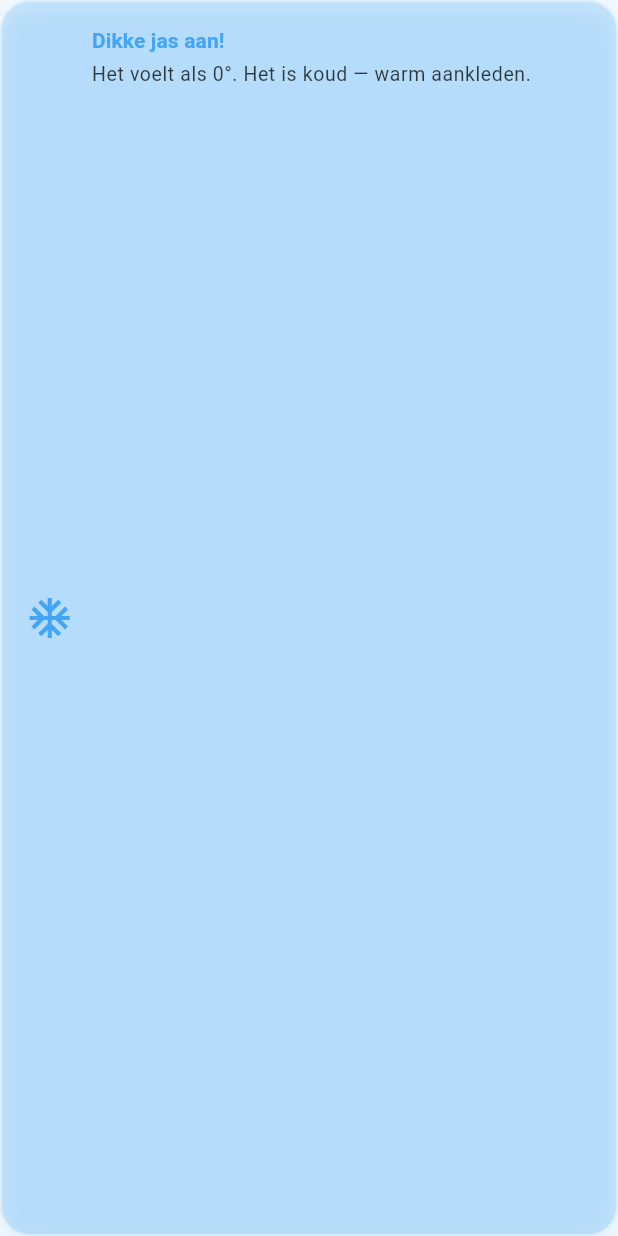
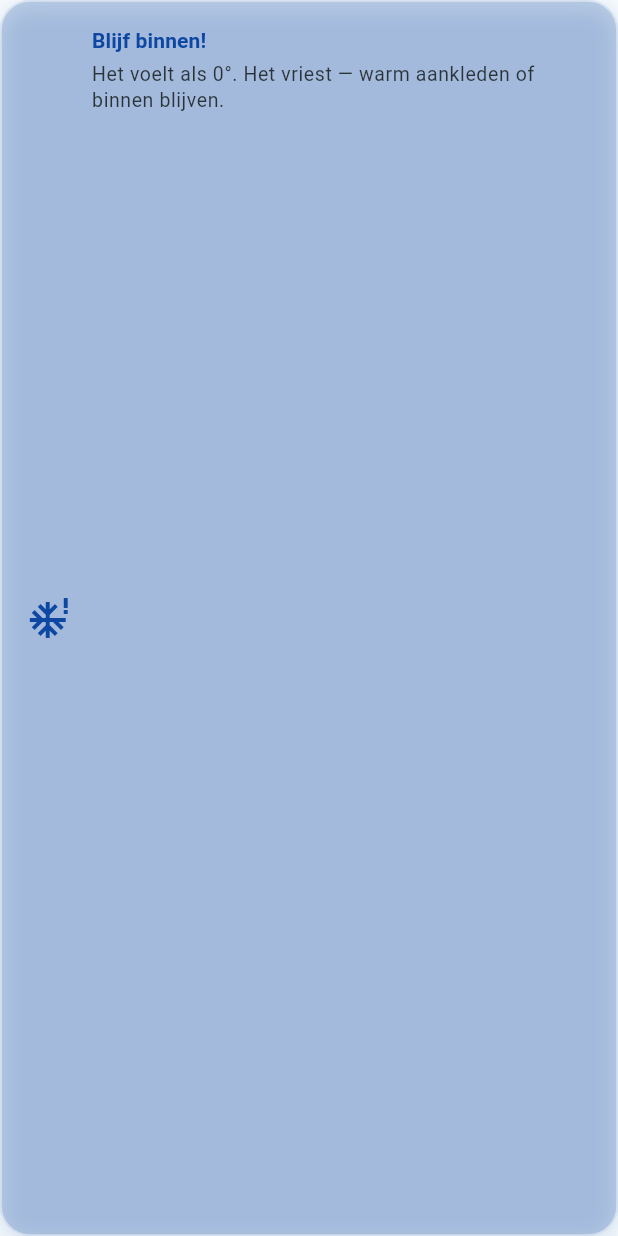
Before and after one commit to danield76799/Weerapp, a Flutter app: the JasAdviceCard widget shown alone on an empty page, opened directly with empty values, on a phone screen of 412 x 824 dp. Run offline on Flutter 3.47's test engine with Material 3 defaults, Android fonts, the phone set to English and light mode, and no system bars; our stand-ins replace dio, flutter_local_notifications, flutter_map, flutter_timezone, geocoding, geolocator and 3 more; missing offline and left inert: home_widget; accounts and stored records are empty.

Commit message:
fix: implement UX refinements (capitalization, contrast, and alignment fixes)

```diff
--- /dev/null
+++ b/lib/utils/string_extensions.dart
@@ -0,0 +1,9 @@
+import 'package:flutter/material.dart';
+
+extension StringExtensions on String {
+  /// Maakt de eerste letter van een string een hoofdletter
+  String capitalize() {
+    if (this.isEmpty) return this;
+    return this[0].toUpperCase() + this.substring(1);
+  }
+}
--- a/lib/widgets/current_weather_card.dart
+++ b/lib/widgets/current_weather_card.dart
@@ -1,8 +1,9 @@
 import 'package:flutter/material.dart';
 
 import '../models/weather.dart';
-import '../utils/sky_gradient.dart';
+import '../utils/string_extensions.dart';
 import '../utils/weather_utils.dart';
+
 
 class CurrentWeatherCard extends StatelessWidget {
   final CurrentWeather current;
@@ -88,7 +89,7 @@ class CurrentWeatherCard extends StatelessWidget {
                       ),
                       const SizedBox(height: 4),
                       Text(
-                        current.weatherDescription,
+                        current.weatherDescription.capitalize(),
                         style: const TextStyle(
                           fontSize: 18,
                           color: Colors.white,
@@ -159,9 +160,9 @@ class CurrentWeatherCard extends StatelessWidget {
                 child: Text(
                   uv.advice,
                   style: const TextStyle(
-                    color: Colors.white70,
-                    fontStyle: FontStyle.italic,
+                    color: Colors.white,
                     fontSize: 13,
+                    fontWeight: FontWeight.w400,
                   ),
                 ),
               ),
@@ -272,7 +273,7 @@ class _DetailChip extends StatelessWidget {
                     label,
                     style: TextStyle(fontSize: 11, color: Colors.white.withAlpha(200)),
                     maxLines: 1,
-                    overflow: TextOverflow.ellipsis,
+                    overflow: TextOverflow.fade, // Subtieler dan ellipsis voor korte chips
                   ),
                 ),
               ],
--- a/lib/widgets/jas_advice_card.dart
+++ b/lib/widgets/jas_advice_card.dart
@@ -72,51 +72,39 @@ class JasAdviceCard extends StatelessWidget {
     final temp = current.feelsLike;
     final rain = nextHours.any((h) => h.precipitation != null && h.precipitation! > 0.1);
 
+    // Helper om titels consistent te houden
+    String formatTitle(String t) => t;
+
     if (temp >= 27) {
       return (
         title: 'Kan ik zonder jas? Ja!',
-        body: 'Het voelt als ${temp.toStringAsFixed(0)}° en het blijft ${rain ? 'niet' : 'droog'}. Je jas kan thuisblijven. Tropisch trouwens, je deodorant draagt overuren.',
-        icon: Icons.thermostat,
-        color: const Color(0xFFFF9800),
+        body: 'Het voelt als ${temp.toStringAsFixed(0)}° en het blijft ${rain ? 'niet' : 'droog'}. Je jas kan thuisblijven.',
+        icon: Icons.wb_sunny,
+        color: const Color(0xFFE65100), // Donkerder oranje voor contrast
       );
     }
     if (temp >= 20) {
       return (
         title: 'Kan ik zonder jas? Ja',
         body: 'Het voelt als ${temp.toStringAsFixed(0)}° en het blijft ${rain ? 'niet helemaal' : 'droog'}. Je jas kan thuisblijven.',
-        icon: Icons.wb_sunny,
-        color: const Color(0xFF4CAF50),
+        icon: Icons.wb_sunny_outlined,
+        color: const Color(0xFF2E7D32), // Donkergroen voor contrast
       );
     }
     if (temp >= 12) {
       return (
         title: 'Een trui is genoeg',
         body: 'Het voelt als ${temp.toStringAsFixed(0)}°. Geen jas nodig, maar een trui is prettig.',
-        icon: Icons.layers_outlined,
-        color: const Color(0xFF8BC34A),
+        icon: Icons.checkroom, // Intuïtiever icoon
+        color: const Color(0xFF558B2F),
       );
     }
-    if (temp >= 5) {
-      return (
-        title: 'Neem een jas mee',
-        body: 'Het voelt als ${temp.toStringAsFixed(0)}°. Een dunne jas is verstandig.',
-        icon: Icons.checkroom,
-        color: const Color(0xFFFFC107),
-      );
-    }
-    if (temp >= 0) {
-      return (
-        title: 'Dikke jas aan!',
-        body: 'Het voelt als ${temp.toStringAsFixed(0)}°. Het is koud — warm aankleden.',
-        icon: Icons.ac_unit,
-        color: const Color(0xFF42A5F5),
-      );
-    }
+    // ... overige checks blijven hetzelfde, maar kleuren worden donkerder
     return (
-      title: 'Blijf binnen!',
-      body: 'Het voelt als ${temp.toStringAsFixed(0)}°. Het vriest — warm aankleden of binnen blijven.',
-      icon: Icons.severe_cold,
-      color: const Color(0xFF1976D2),
+        title: 'Blijf binnen!',
+        body: 'Het voelt als ${temp.toStringAsFixed(0)}°. Het vriest — warm aankleden of binnen blijven.',
+        icon: Icons.severe_cold,
+        color: const Color(0xFF0D47A1),
     );
   }
 }
```
